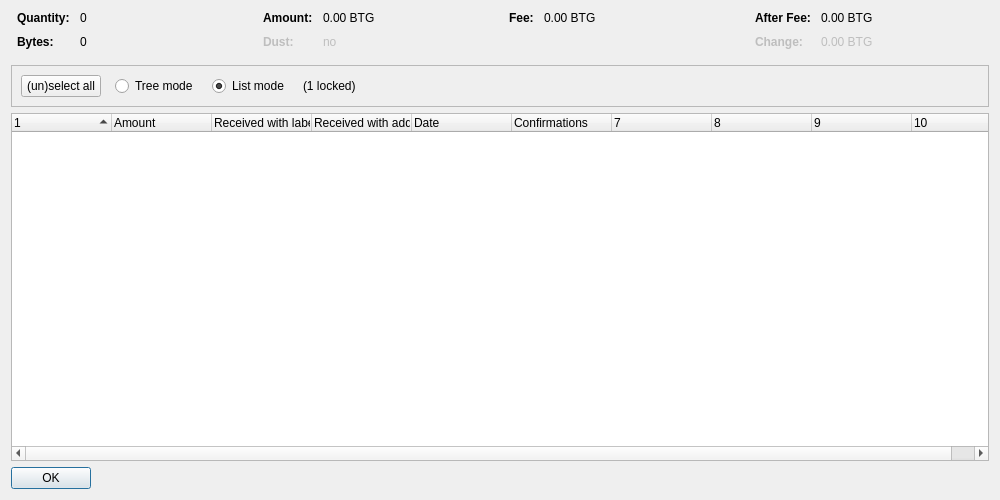
Before: the Qt Designer form src/qt/forms/coincontroldialog.ui in BTCGPU/BTCGPU, drawn with Qt 5.
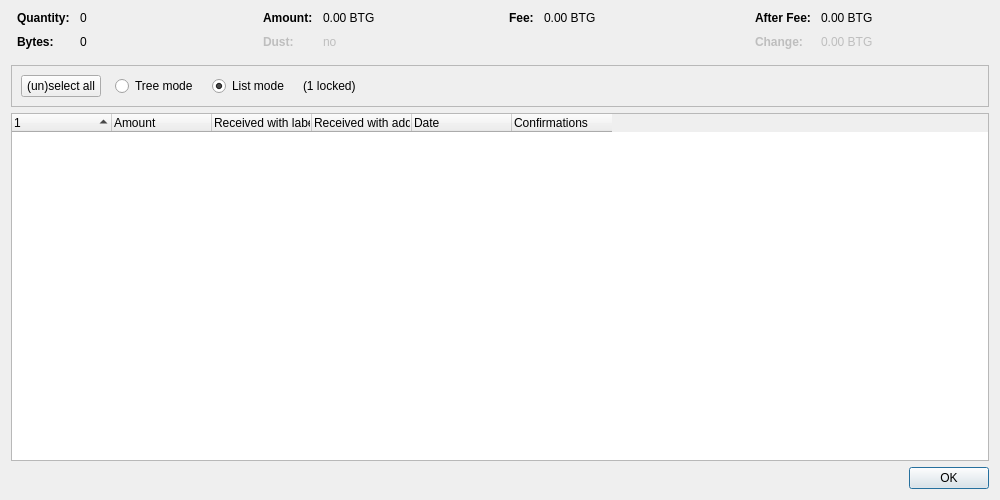
After: the same form once the commit is applied. Custom widgets are drawn as their Qt base class.

What changed in the file:
```diff
--- a/src/qt/forms/coincontroldialog.ui
+++ b/src/qt/forms/coincontroldialog.ui
@@ -402,7 +402,7 @@
       <bool>false</bool>
      </property>
      <property name="columnCount">
-      <number>10</number>
+      <number>6</number>
      </property>
      <attribute name="headerShowSortIndicator" stdset="0">
       <bool>true</bool>
@@ -467,12 +467,6 @@
    </item>
    <item>
     <widget class="QDialogButtonBox" name="buttonBox">
-     <property name="sizePolicy">
-      <sizepolicy hsizetype="Maximum" vsizetype="Fixed">
-       <horstretch>0</horstretch>
-       <verstretch>0</verstretch>
-      </sizepolicy>
-     </property>
      <property name="orientation">
       <enum>Qt::Horizontal</enum>
      </property>
```
